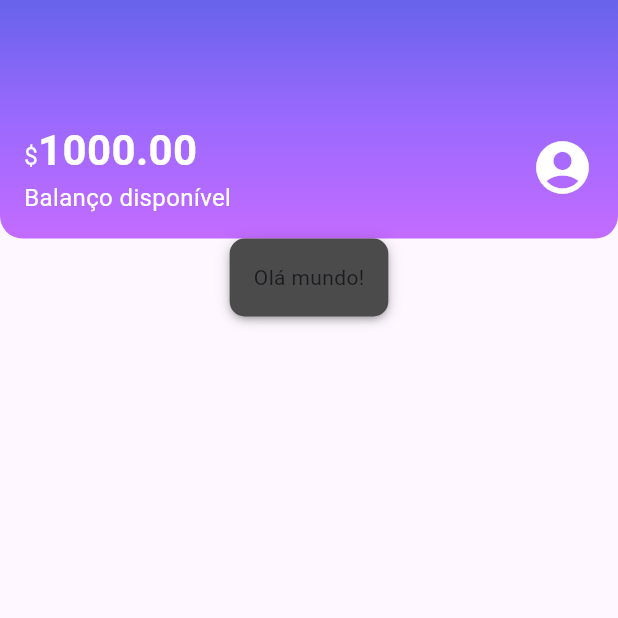
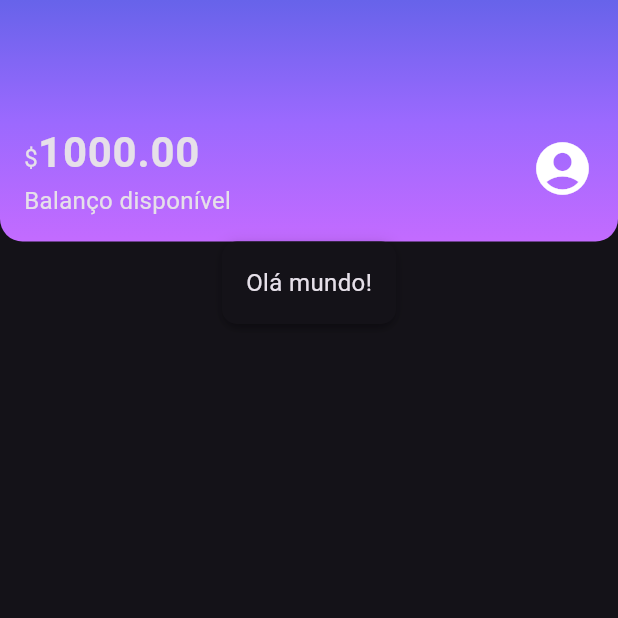
Before and after one commit to aleAcardoso/alubank, a Flutter app: the screen it shows after launch, on a phone screen of 412 x 824 dp, the top half of it. Run offline on Flutter 3.47's test engine with Material 3 defaults, Android fonts, the phone set to English and light mode, and no system bars.

Commit message:
Implementando temas

```diff
--- a/lib/components/box_card.dart
+++ b/lib/components/box_card.dart
@@ -11,7 +11,7 @@ class BoxCard extends StatelessWidget {
       decoration: BoxDecoration(
         boxShadow: kElevationToShadow[3],
         borderRadius: BorderRadius.circular(10.0),
-        color: const Color.fromRGBO(75, 75, 75, 1.0)
+        color: Theme.of(context).cardColor
       ),
       child: boxContent,
     );
--- a/lib/components/sections/header.dart
+++ b/lib/components/sections/header.dart
@@ -1,3 +1,4 @@
+import 'package:alubank/themes/theme_colors.dart';
 import 'package:flutter/cupertino.dart';
 import 'package:flutter/material.dart';
 
@@ -11,38 +12,29 @@ class Header extends StatelessWidget {
           gradient: LinearGradient(
             begin: Alignment.topCenter,
             end: Alignment.bottomCenter,
-          colors: [
-            Color.fromRGBO(103, 99, 234, 1.0),
-            Color.fromRGBO(155, 105, 254, 1.0),
-            Color.fromRGBO(195, 107, 255, 1.0)
-          ],
+            colors: ThemeColors.headerGradient,
           ),
-        borderRadius: BorderRadius.vertical(bottom: Radius.circular(15.0))
-      ),
-      child: const Padding(
-        padding: EdgeInsets.fromLTRB(16.0, 80.0, 16.0, 16.0),
+          borderRadius: BorderRadius.vertical(bottom: Radius.circular(15.0))),
+      child: Padding(
+        padding: const EdgeInsets.fromLTRB(16.0, 80.0, 16.0, 16.0),
         child: Row(
           mainAxisAlignment: MainAxisAlignment.spaceBetween,
           children: [
             Column(
               crossAxisAlignment: CrossAxisAlignment.start,
               children: [
-                Text.rich(TextSpan(
-                    text: '\$',
-                    style: TextStyle(fontSize: 16, color: Colors.white),
-                    children: [
+                Text.rich(TextSpan(text: '\$', children: [
                   TextSpan(
                     text: '1000.00',
-                          style: TextStyle(
-                              fontSize: 28, fontWeight: FontWeight.bold))
+                    style: Theme.of(context).textTheme.bodyLarge,
+                  )
                 ])),
-                Text(
+                const Text(
                   'Balanço disponível',
-                  style: TextStyle(fontSize: 16, color: Colors.white),
                 )
               ],
             ),
-            Icon(
+            const Icon(
               Icons.account_circle,
               size: 42,
               color: Colors.white,
--- a/lib/main.dart
+++ b/lib/main.dart
@@ -1,4 +1,5 @@
 import 'package:alubank/screens/home.dart';
+import 'package:alubank/themes/my_theme.dart';
 import 'package:flutter/material.dart';
 
 void main() {
@@ -10,9 +11,10 @@ class Alubank extends StatelessWidget {
 
   @override
   Widget build(BuildContext context) {
-    return const MaterialApp(
+    return MaterialApp(
       title: "Alubank",
-      home: Home(),
+      theme: MyTheme,
+      home: const Home(),
     );
   }
 }
--- /dev/null
+++ b/lib/themes/my_theme.dart
@@ -0,0 +1,17 @@
+import 'package:alubank/themes/theme_colors.dart';
+import 'package:flutter/material.dart';
+
+ThemeData MyTheme = ThemeData(
+  primarySwatch: ThemeColors.primaryColor,
+  primaryColor: ThemeColors.primaryColor,
+  brightness: Brightness.dark,
+  textTheme: const  TextTheme(
+    bodyMedium: TextStyle(
+      fontSize: 16,
+    ),
+    bodyLarge: TextStyle (
+      fontSize: 28,
+      fontWeight: FontWeight.bold
+    )
+  ),
+);
--- /dev/null
+++ b/lib/themes/theme_colors.dart
@@ -0,0 +1,10 @@
+import 'package:flutter/material.dart';
+
+class ThemeColors {
+  static const MaterialColor primaryColor = Colors.purple;
+  static const List<Color> headerGradient = [
+    Color.fromRGBO(103, 99, 234, 1.0),
+    Color.fromRGBO(155, 105, 254, 1.0),
+    Color.fromRGBO(195, 107, 255, 1.0)
+  ];
+}
```
Lines whose indentation alone changed are shown as unchanged.
